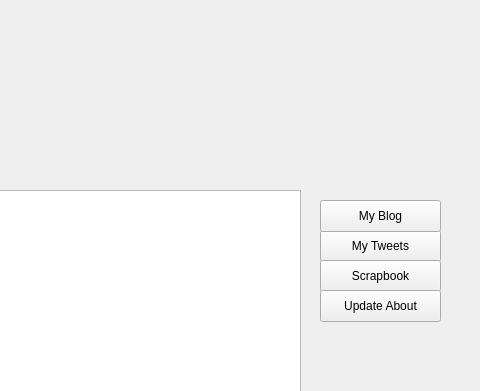
Above: GUI/profilegui.ui from thanhmvu/RocketRapport before the change; both pictures show x 420 to 900 and y 0 to 391 of the 900 by 600 pixel window. Below: the same form after it.
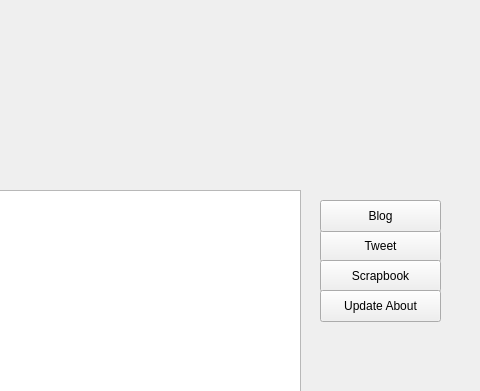
That is the form after the change. Icons and pictures are not drawn.

Commit message: Hide newPost button for Guest viewer. Modify GUI look

```diff
--- a/GUI/profilegui.ui
+++ b/GUI/profilegui.ui
@@ -119,7 +119,7 @@
     </rect>
    </property>
    <property name="text">
-    <string>My Tweets</string>
+    <string>Tweet</string>
    </property>
   </widget>
   <widget class="QPushButton" name="pushButton_blog">
@@ -132,7 +132,7 @@
     </rect>
    </property>
    <property name="text">
-    <string>My Blog</string>
+    <string>Blog</string>
    </property>
   </widget>
   <widget class="QPushButton" name="pushButton_scrapbook">
```
The commit also changes 3 other files.
